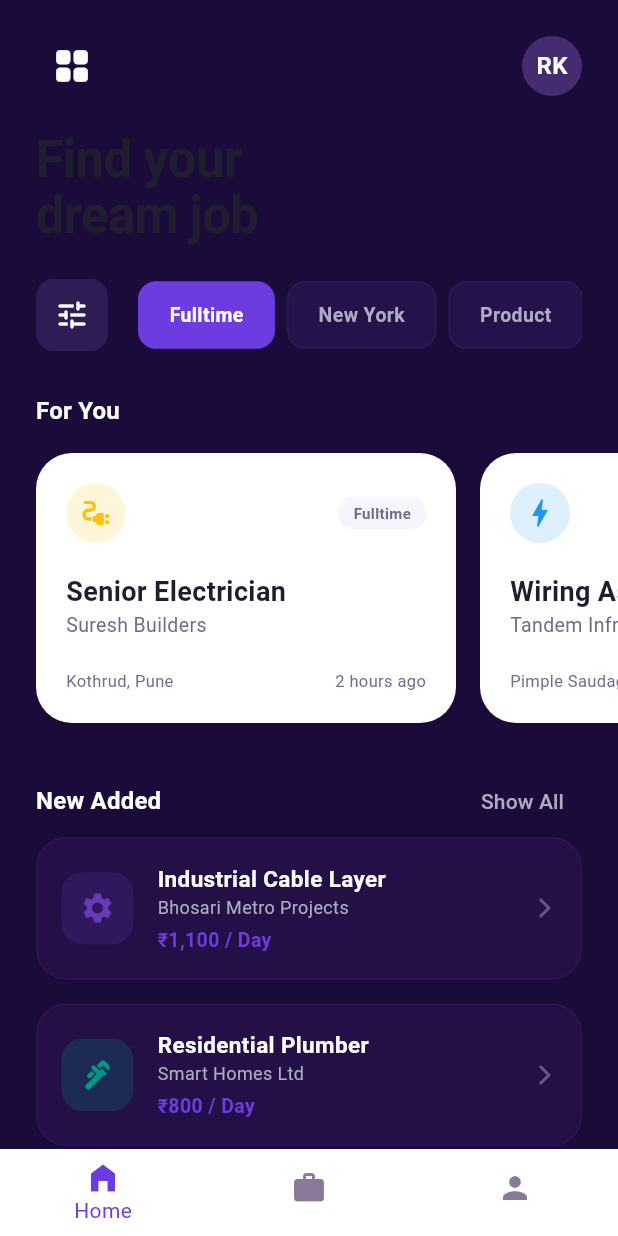
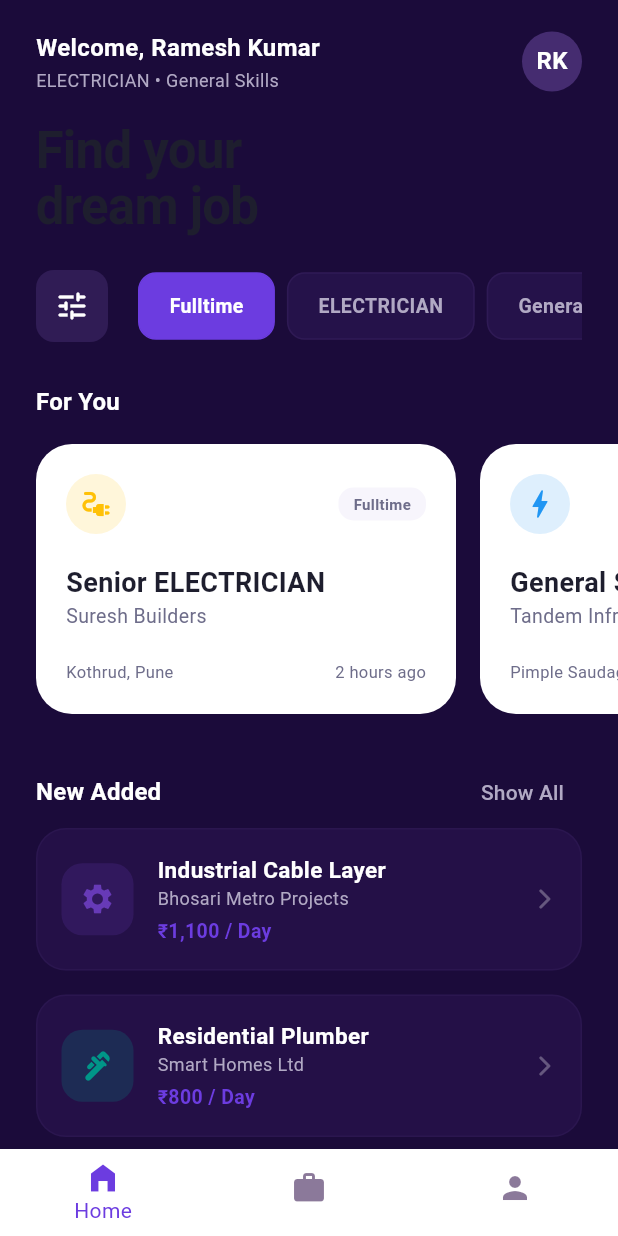
Before and after one commit to AAkar-org/helpinghand, a Flutter app: the HomeScreen screen opened directly, on a phone screen of 412 x 824 dp. Run offline on Flutter 3.47's test engine with Material 3 defaults, Android fonts, the phone set to English and light mode, and no system bars; our stand-ins replace geolocator, google_maps_flutter, shared_preferences; accounts and stored records are empty.

Commit message:
updated the worker app ui

```diff
--- a/helping-hand-worker-app/lib/screens/home_screen.dart
+++ b/helping-hand-worker-app/lib/screens/home_screen.dart
@@ -13,7 +13,7 @@ class HomeScreen extends StatefulWidget {
 
 class _HomeScreenState extends State<HomeScreen> {
   int _currentIndex = 0;
-  final String _workerName = 'Ramesh Kumar'; // Simulated display name
+  final String _workerName = 'Ramesh Kumar';
   String _workerCategory = 'ELECTRICIAN';
   String _workerSubCategory = 'House Wiring';
   String? _workerId;
@@ -28,6 +28,7 @@ class _HomeScreenState extends State<HomeScreen> {
 
   Future<void> _loadWorkerInfo() async {
     final session = await _apiService.getSession();
+    if (!mounted) return;
     setState(() {
       _workerId = session['workerId'];
       _workerCategory = session['category'] ?? 'ELECTRICIAN';
@@ -37,6 +38,10 @@ class _HomeScreenState extends State<HomeScreen> {
 
   Widget _buildHomeTab() {
     final theme = Theme.of(context);
+    final initials = _workerName.isNotEmpty
+        ? _workerName.split(' ').map((e) => e.isNotEmpty ? e[0] : '').take(2).join()
+        : 'W';
+
     return Scaffold(
       backgroundColor: AppColors.primaryDark,
       body: SafeArea(
@@ -44,7 +49,6 @@ class _HomeScreenState extends State<HomeScreen> {
           child: Column(
             crossAxisAlignment: CrossAxisAlignment.stretch,
             children: [
-              // Header matching Left Panel of the mockup
               Padding(
                 padding: const EdgeInsets.symmetric(
                   horizontal: 24,
@@ -53,20 +57,33 @@ class _HomeScreenState extends State<HomeScreen> {
                 child: Row(
                   mainAxisAlignment: MainAxisAlignment.spaceBetween,
                   children: [
-                    IconButton(
-                      icon: const Icon(
-                        Icons.grid_view_rounded,
-                        color: Colors.white,
-                        size: 28,
-                      ),
-                      onPressed: () {},
+                    Column(
+                      crossAxisAlignment: CrossAxisAlignment.start,
+                      children: [
+                        Text(
+                          'Welcome, $_workerName',
+                          style: const TextStyle(
+                            color: Colors.white,
+                            fontSize: 16,
+                            fontWeight: FontWeight.bold,
+                          ),
+                        ),
+                        const SizedBox(height: 2),
+                        Text(
+                          '$_workerCategory • $_workerSubCategory',
+                          style: const TextStyle(
+                            color: AppColors.textDarkSecondary,
+                            fontSize: 12,
+                          ),
+                        ),
+                      ],
                     ),
-                    const CircleAvatar(
+                    CircleAvatar(
                       radius: 20,
                       backgroundColor: AppColors.primaryLight,
                       child: Text(
-                        'RK',
-                        style: TextStyle(
+                        initials,
+                        style: const TextStyle(
                           color: Colors.white,
                           fontWeight: FontWeight.bold,
                         ),
@@ -89,7 +106,6 @@ class _HomeScreenState extends State<HomeScreen> {
                       ),
                     ),
                     const SizedBox(height: 24),
-                    // Horizontal Filter list
                     SingleChildScrollView(
                       scrollDirection: Axis.horizontal,
                       child: Row(
@@ -109,8 +125,8 @@ class _HomeScreenState extends State<HomeScreen> {
                           ),
                           const SizedBox(width: 12),
                           _buildFilterChip('Fulltime', true),
-                          _buildFilterChip('New York', false),
-                          _buildFilterChip('Product', false),
+                          _buildFilterChip(_workerCategory, false),
+                          _buildFilterChip(_workerSubCategory, false),
                         ],
                       ),
                     ),
@@ -118,7 +134,6 @@ class _HomeScreenState extends State<HomeScreen> {
                 ),
               ),
               const SizedBox(height: 28),
-              // "For You" Section
               Padding(
                 padding: const EdgeInsets.symmetric(horizontal: 24),
                 child: Text(
@@ -138,7 +153,7 @@ class _HomeScreenState extends State<HomeScreen> {
                   children: [
                     _buildDreamJobCard(
                       employerName: 'Suresh Builders',
-                      role: 'Senior Electrician',
+                      role: 'Senior $_workerCategory',
                       wage: '₹950 / Day',
                       location: 'Kothrud, Pune',
                       ageText: '2 hours ago',
@@ -147,7 +162,7 @@ class _HomeScreenState extends State<HomeScreen> {
                     ),
                     _buildDreamJobCard(
                       employerName: 'Tandem Infra',
-                      role: 'Wiring Assistant',
+                      role: '$_workerSubCategory Assistant',
                       wage: '₹600 / Day',
                       location: 'Pimple Saudagar',
                       ageText: '1 day ago',
@@ -158,7 +173,6 @@ class _HomeScreenState extends State<HomeScreen> {
                 ),
               ),
               const SizedBox(height: 28),
-              // "New Added" Section
               Padding(
                 padding: const EdgeInsets.symmetric(horizontal: 24),
                 child: Row(
```
Also changed, not shown: helping-hand-worker-app/lib/screens/profile_screen.dart (+7 -2 lines), helping-hand-worker-app/lib/screens/shift_detail_screen.dart (+20 -10 lines).
